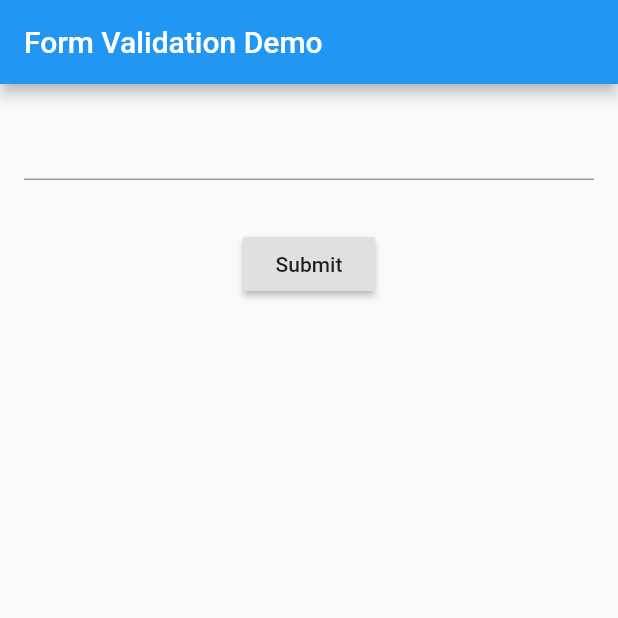
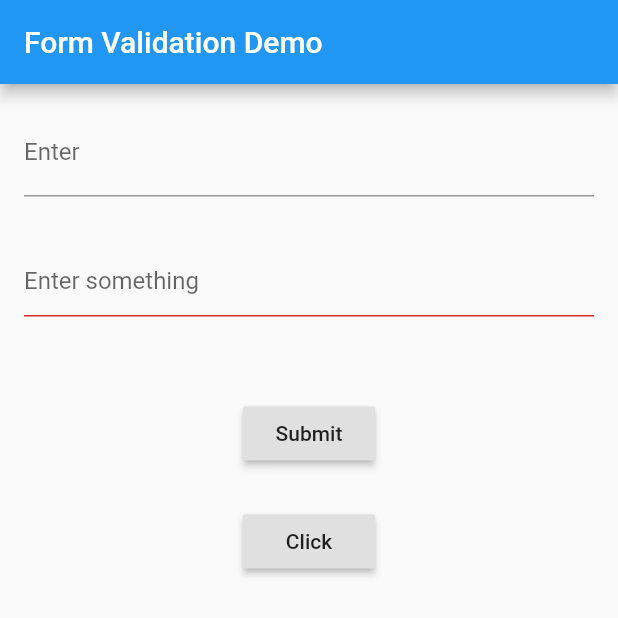
Before and after one commit to yayyar/test_flutter, a Flutter app: the screen it shows after launch, on a phone screen of 412 x 824 dp, the top half of it. Run offline on Flutter 3.47's test engine with Material 2 defaults, Android fonts, the phone set to English and light mode, and no system bars; our stand-ins replace google_fonts.

Commit message:
add decoration, use TextEditingController

```diff
--- a/form_validation/lib/main.dart
+++ b/form_validation/lib/main.dart
@@ -36,6 +36,15 @@ class MyCustomFormState extends State<MyCustomForm> {
   // Note: This is a GlobalKey<FormState>,
   // not a GlobalKey<MyCustomFormState>.
   final _formKey = GlobalKey<FormState>();
+  final myController = TextEditingController();
+  var errorTxt = '';
+
+  @override
+  void initState() {
+    super.initState();
+    //start listening to changes
+    myController.addListener(_printLatestValue);
+  }
 
   @override
   Widget build(BuildContext context) {
@@ -48,6 +57,9 @@ class MyCustomFormState extends State<MyCustomForm> {
           Padding(
             padding: const EdgeInsets.all(16.0),
             child: TextFormField(
+              decoration: InputDecoration(
+                labelText: 'Enter',
+              ),
               validator: (value) {
                 if (value.isEmpty) {
                   return 'Please enter some text';
@@ -57,22 +69,70 @@ class MyCustomFormState extends State<MyCustomForm> {
             ),
           ),
           Padding(
+            padding: const EdgeInsets.all(16.0),
+            child: TextField(
+              decoration: InputDecoration(
+                //border: InputBorder.none,
+                hintText: 'Enter something',
+                errorText: errorTxt,
+              ),
+              controller: myController,
+            ),
+          ),
+          Padding(
             padding: const EdgeInsets.symmetric(vertical: 16.0),
             child: Center(
               child: RaisedButton(
                 onPressed: () {
                   // Validate returns true if the form is valid, or false
                   if (_formKey.currentState.validate()) {
-                    Scaffold.of(context)
-                        .showSnackBar(SnackBar(content: Text('Processing Data')));
+                    Scaffold.of(context).showSnackBar(
+                        SnackBar(content: Text('Processing Data')));
                   }
                 },
                 child: Text('Submit'),
               ),
             ),
           ),
+          Padding(
+            padding: const EdgeInsets.all(8.0),
+            child: Center(
+              child: RaisedButton(
+                child: Text('Click'),
+                onPressed: () {
+                  showDialog(
+                    context: context,
+                    builder: (context) {
+                      return AlertDialog(
+                        content: Text(myController.text),
+                      );
+                    },
+                  );
+                },
+              ),
+            ),
+          )
         ],
       ),
     );
   }
+
+  _printLatestValue() {
+    if (myController.text.length < 5) {
+      setState(() {
+        errorTxt = 'Text length is LESS than 5';
+      });
+    } else {
+      setState(() {
+        errorTxt = 'Text length is MORE than 5';
+      });
+      print('Second text field: ${myController.text}');
+    }
+  }
+
+  @override
+  void dispose() {
+    myController.dispose();
+    super.dispose();
+  }
 }
```
